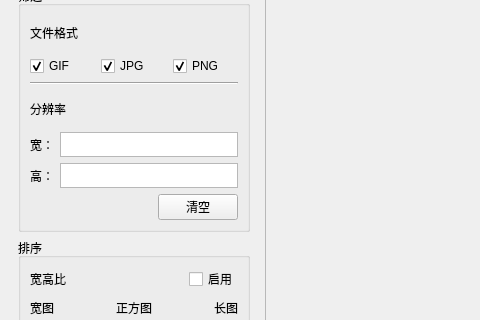
Old version of the form ui/picture_manager.ui in the repository djasoid/pixiv_pictures_manager; both pictures show x 0 to 480 and y 119 to 439 of the 940 by 643 pixel window.
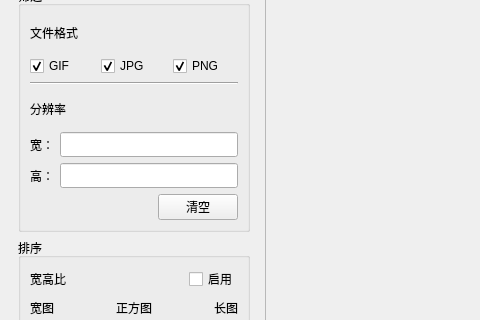
New version of the form. The open tabs and pages were chosen to show the change. Icons and pictures are not drawn.

```diff
--- a/ui/picture_manager.ui
+++ b/ui/picture_manager.ui
@@ -284,25 +284,13 @@
               </widget>
              </item>
              <item>
-              <widget class="QPlainTextEdit" name="resolutionWidthEdit">
-               <property name="sizePolicy">
-                <sizepolicy hsizetype="Expanding" vsizetype="Fixed">
-                 <horstretch>0</horstretch>
-                 <verstretch>0</verstretch>
-                </sizepolicy>
-               </property>
-               <property name="maximumSize">
+              <widget class="QLineEdit" name="resolutionWidthEdit">
+               <property name="minimumSize">
                 <size>
-                 <width>16777215</width>
+                 <width>0</width>
                  <height>25</height>
                 </size>
                </property>
-               <property name="verticalScrollBarPolicy">
-                <enum>Qt::ScrollBarPolicy::ScrollBarAlwaysOff</enum>
-               </property>
-               <property name="placeholderText">
-                <string/>
-               </property>
               </widget>
              </item>
             </layout>
@@ -323,25 +311,13 @@
               </widget>
              </item>
              <item>
-              <widget class="QPlainTextEdit" name="resolutionHeightEdit">
-               <property name="sizePolicy">
-                <sizepolicy hsizetype="Expanding" vsizetype="Fixed">
-                 <horstretch>0</horstretch>
-                 <verstretch>0</verstretch>
-                </sizepolicy>
-               </property>
-               <property name="maximumSize">
+              <widget class="QLineEdit" name="resolutionHeightEdit">
+               <property name="minimumSize">
                 <size>
-                 <width>16777215</width>
+                 <width>0</width>
                  <height>25</height>
                 </size>
                </property>
-               <property name="verticalScrollBarPolicy">
-                <enum>Qt::ScrollBarPolicy::ScrollBarAlwaysOff</enum>
-               </property>
-               <property name="horizontalScrollBarPolicy">
-                <enum>Qt::ScrollBarPolicy::ScrollBarAsNeeded</enum>
-               </property>
               </widget>
              </item>
             </layout>
```
Left out of the diff: 27 changed lines with no effect on the pictures.
